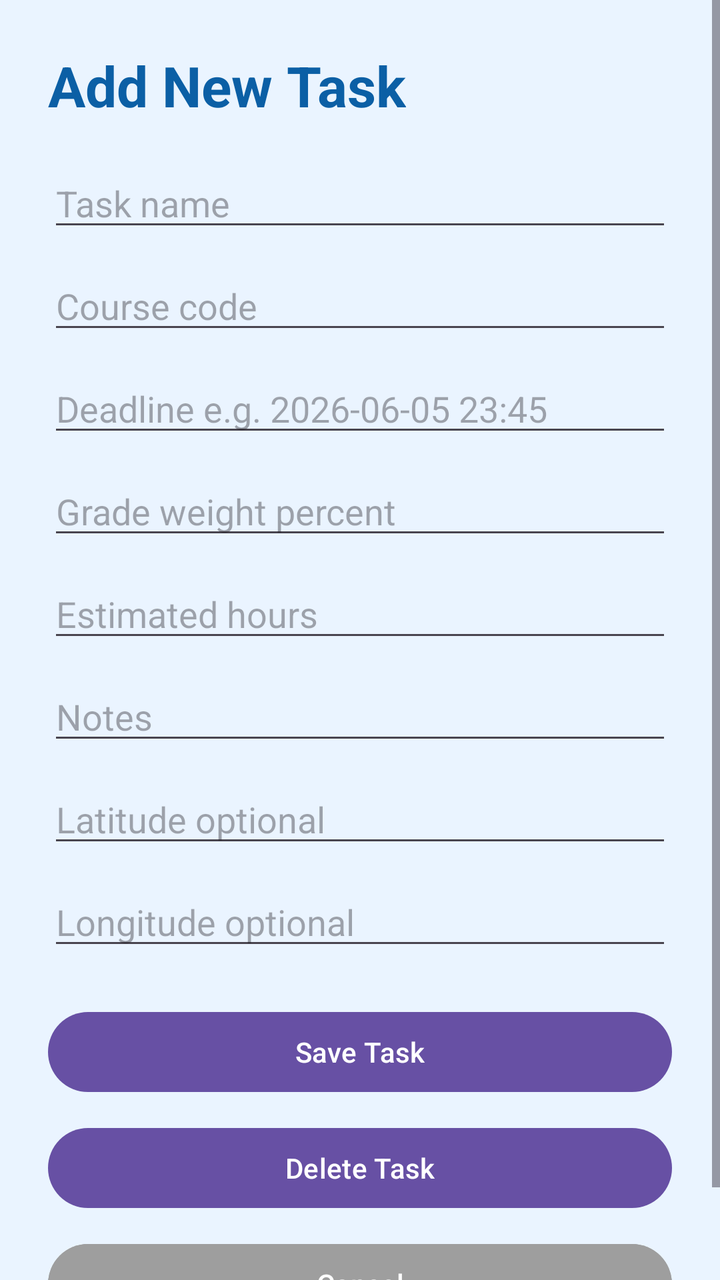
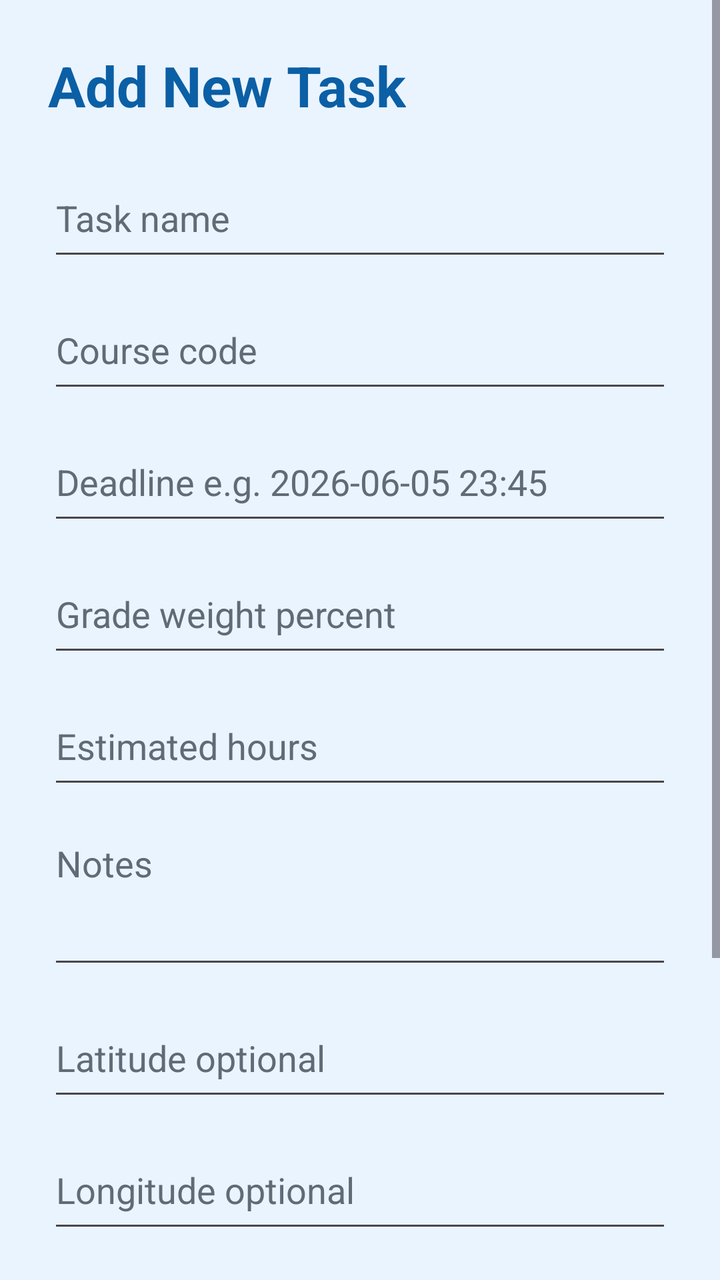

Screens rendered from an Android XML layout before and after an edit, with the pre-edit source and the edit as a unified diff.
<!-- AndroidManifest.xml: application theme Theme.SmartAcademia -->
<!-- res/layout/activity_add_task.xml -->
<?xml version="1.0" encoding="utf-8"?>
<ScrollView xmlns:android="http://schemas.android.com/apk/res/android"
    android:layout_width="match_parent"
    android:layout_height="match_parent"
    android:background="#EAF4FF">

    <LinearLayout
        android:layout_width="match_parent"
        android:layout_height="wrap_content"
        android:orientation="vertical"
        android:padding="24dp">

        <TextView
            android:layout_width="wrap_content"
            android:layout_height="wrap_content"
            android:text="@string/add_task_title"
            android:textColor="#0B5FA5"
            android:textSize="28sp"
            android:textStyle="bold" />

        <EditText
            android:id="@+id/taskTitleEditText"
            android:layout_width="match_parent"
            android:layout_height="wrap_content"
            android:hint="@string/task_title_hint"
            android:layout_marginTop="18dp" />

        <EditText
            android:id="@+id/courseEditText"
            android:layout_width="match_parent"
            android:layout_height="wrap_content"
            android:hint="@string/course_hint"
            android:layout_marginTop="10dp" />

        <EditText
            android:id="@+id/deadlineEditText"
            android:layout_width="match_parent"
            android:layout_height="wrap_content"
            android:hint="@string/deadline_hint"
            android:layout_marginTop="10dp" />

        <EditText
            android:id="@+id/weightEditText"
            android:layout_width="match_parent"
            android:layout_height="wrap_content"
            android:hint="@string/weight_hint"
            android:inputType="number"
            android:layout_marginTop="10dp" />

        <EditText
            android:id="@+id/hoursEditText"
            android:layout_width="match_parent"
            android:layout_height="wrap_content"
            android:hint="@string/hours_hint"
            android:inputType="number"
            android:layout_marginTop="10dp" />

        <EditText
            android:id="@+id/notesEditText"
            android:layout_width="match_parent"
            android:layout_height="wrap_content"
            android:hint="@string/notes_hint"
            android:layout_marginTop="10dp" />

        <EditText
            android:id="@+id/latEditText"
            android:layout_width="match_parent"
            android:layout_height="wrap_content"
            android:hint="@string/latitude_hint"
            android:inputType="numberDecimal|numberSigned"
            android:layout_marginTop="10dp" />

        <EditText
            android:id="@+id/lonEditText"
            android:layout_width="match_parent"
            android:layout_height="wrap_content"
            android:hint="@string/longitude_hint"
            android:inputType="numberDecimal|numberSigned"
            android:layout_marginTop="10dp" />

        <Button
            android:id="@+id/saveTaskButton"
            android:layout_width="match_parent"
            android:layout_height="wrap_content"
            android:text="@string/save_task_button"
            android:layout_marginTop="22dp" />

        <Button
            android:id="@+id/deleteTaskButton"
            android:layout_width="match_parent"
            android:layout_height="wrap_content"
            android:text="@string/delete_task"
            android:layout_marginTop="10dp" />

        <Button
            android:id="@+id/cancelButton"
            android:layout_width="match_parent"
            android:layout_height="wrap_content"
            android:text="@string/cancel_button"
            android:layout_marginTop="10dp"
            android:backgroundTint="#9E9E9E"/>

    </LinearLayout>
</ScrollView>
<!-- resources referenced by this layout -->
<resources>
  <string name="add_task_title">Add New Task</string>
  <string name="cancel_button">Cancel</string>
  <string name="course_hint">Course code</string>
  <string name="deadline_hint">Deadline e.g. 2026-06-05 23:45</string>
  <string name="delete_task">Delete Task</string>
  <string name="hours_hint">Estimated hours</string>
  <string name="latitude_hint">Latitude optional</string>
  <string name="longitude_hint">Longitude optional</string>
  <string name="notes_hint">Notes</string>
  <string name="save_task_button">Save Task</string>
  <string name="task_title_hint">Task name</string>
  <string name="weight_hint">Grade weight percent</string>
  <style name="Theme.SmartAcademia" parent="Base.Theme.SmartAcademia" />
  <style name="Base.Theme.SmartAcademia" parent="Theme.Material3.DayNight.NoActionBar">
          
          
      </style>
</resources>

<!-- the commit's change to res/layout/activity_add_task.xml (unified diff, before → after) -->
@@ -2,7 +2,8 @@
 <ScrollView xmlns:android="http://schemas.android.com/apk/res/android"
     android:layout_width="match_parent"
     android:layout_height="match_parent"
-    android:background="#EAF4FF">
+    android:background="#EAF4FF"
+    android:fillViewport="true">
 
     <LinearLayout
         android:layout_width="match_parent"
@@ -21,84 +22,117 @@
         <EditText
             android:id="@+id/taskTitleEditText"
             android:layout_width="match_parent"
-            android:layout_height="wrap_content"
+            android:layout_height="56dp"
+            android:layout_marginTop="18dp"
+            android:autofillHints="name"
             android:hint="@string/task_title_hint"
-            android:layout_marginTop="18dp" />
+            android:inputType="textCapWords"
+            android:textColor="#1F2933"
+            android:textColorHint="#5F6B76" />
 
         <EditText
             android:id="@+id/courseEditText"
             android:layout_width="match_parent"
-            android:layout_height="wrap_content"
+            android:layout_height="56dp"
+            android:layout_marginTop="10dp"
+            android:autofillHints="organizationName"
             android:hint="@string/course_hint"
-            android:layout_marginTop="10dp" />
+            android:inputType="textCapCharacters"
+            android:textColor="#1F2933"
+            android:textColorHint="#5F6B76" />
 
         <EditText
             android:id="@+id/deadlineEditText"
             android:layout_width="match_parent"
-            android:layout_height="wrap_content"
+            android:layout_height="56dp"
+            android:layout_marginTop="10dp"
+            android:autofillHints="none"
             android:hint="@string/deadline_hint"
-            android:layout_marginTop="10dp" />
+            android:inputType="datetime"
+            android:textColor="#1F2933"
+            android:textColorHint="#5F6B76" />
 
         <EditText
             android:id="@+id/weightEditText"
             android:layout_width="match_parent"
-            android:layout_height="wrap_content"
+            android:layout_height="56dp"
+            android:layout_marginTop="10dp"
+            android:autofillHints="none"
             android:hint="@string/weight_hint"
             android:inputType="number"
-            android:layout_marginTop="10dp" />
+            android:textColor="#1F2933"
+            android:textColorHint="#5F6B76" />
 
         <EditText
             android:id="@+id/hoursEditText"
             android:layout_width="match_parent"
-            android:layout_height="wrap_content"
+            android:layout_height="56dp"
+            android:layout_marginTop="10dp"
+            android:autofillHints="none"
             android:hint="@string/hours_hint"
             android:inputType="number"
-            android:layout_marginTop="10dp" />
+            android:textColor="#1F2933"
+            android:textColorHint="#5F6B76" />
 
         <EditText
             android:id="@+id/notesEditText"
             android:layout_width="match_parent"
-            android:layout_height="wrap_content"
+            android:layout_height="80dp"
+            android:layout_marginTop="10dp"
+            android:autofillHints="none"
+            android:gravity="top"
             android:hint="@string/notes_hint"
-            android:layout_marginTop="10dp" />
+            android:inputType="textMultiLine"
+            android:minLines="2"
+            android:textColor="#1F2933"
+            android:textColorHint="#5F6B76" />
 
         <EditText
             android:id="@+id/latEditText"
             android:layout_width="match_parent"
-            android:layout_height="wrap_content"
+            android:layout_height="56dp"
+            android:layout_marginTop="10dp"
+            android:autofillHints="none"
             android:hint="@string/latitude_hint"
             android:inputType="numberDecimal|numberSigned"
-            android:layout_marginTop="10dp" />
+            android:textColor="#1F2933"
+            android:textColorHint="#5F6B76" />
 
         <EditText
             android:id="@+id/lonEditText"
             android:layout_width="match_parent"
-            android:layout_height="wrap_content"
+            android:layout_height="56dp"
+            android:layout_marginTop="10dp"
+            android:autofillHints="none"
             android:hint="@string/longitude_hint"
             android:inputType="numberDecimal|numberSigned"
-            android:layout_marginTop="10dp" />
+            android:textColor="#1F2933"
+            android:textColorHint="#5F6B76" />
 
         <Button
             android:id="@+id/saveTaskButton"
             android:layout_width="match_parent"
-            android:layout_height="wrap_content"
+            android:layout_height="56dp"
+            android:layout_marginTop="22dp"
             android:text="@string/save_task_button"
-            android:layout_marginTop="22dp" />
+            android:textColor="#FFFFFF" />
 
         <Button
             android:id="@+id/deleteTaskButton"
             android:layout_width="match_parent"
-            android:layout_height="wrap_content"
+            android:layout_height="56dp"
+            android:layout_marginTop="10dp"
             android:text="@string/delete_task"
-            android:layout_marginTop="10dp" />
+            android:textColor="#FFFFFF" />
 
         <Button
             android:id="@+id/cancelButton"
             android:layout_width="match_parent"
-            android:layout_height="wrap_content"
+            android:layout_height="56dp"
+            android:layout_marginTop="10dp"
+            android:backgroundTint="#616161"
             android:text="@string/cancel_button"
-            android:layout_marginTop="10dp"
-            android:backgroundTint="#9E9E9E"/>
+            android:textColor="#FFFFFF" />
 
     </LinearLayout>
 </ScrollView>
